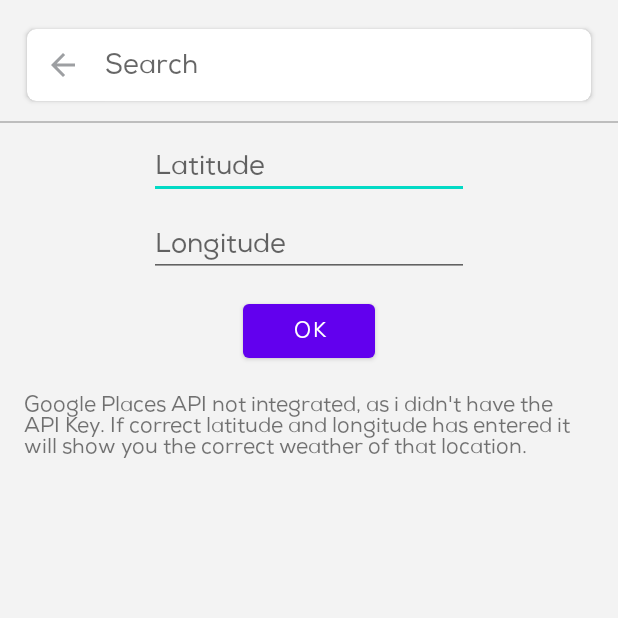
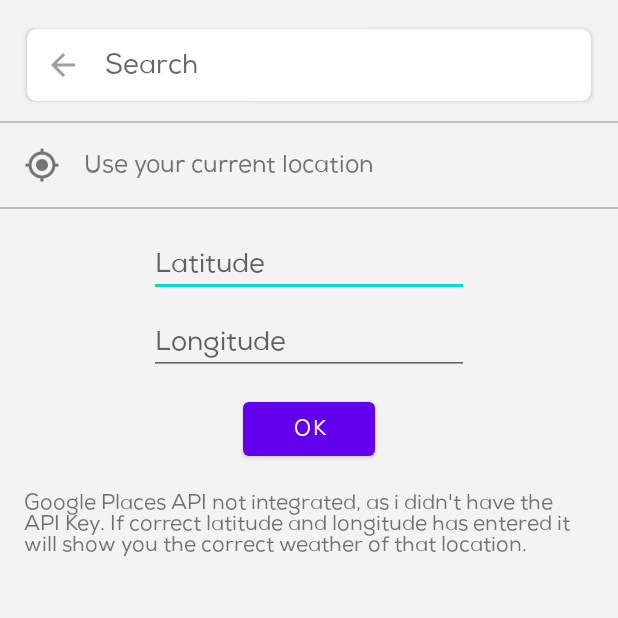
Before and after one commit to deven4/ApnaWeather, an Android app: the SearchActivity screen opened directly, with no data from a screen before it, on a phone screen of 412 x 824 dp, the top half of it. Run offline under Robolectric (Android 15) with nearby library versions, the phone set to English and light mode, and no system bars.

```diff
--- a/app/src/main/java/com/example/theweathermate/SearchActivity.java
+++ b/app/src/main/java/com/example/theweathermate/SearchActivity.java
@@ -6,13 +6,21 @@ import android.os.Bundle;
 import androidx.annotation.Nullable;
 import androidx.appcompat.app.AppCompatActivity;
 
+import com.example.theweathermate.ModelClasses.CurrentLocation;
+import com.example.theweathermate.Utils.DeviceLocation;
 import com.example.theweathermate.Utils.HelperMethods;
+import com.example.theweathermate.Utils.LoadingDialog;
+import com.example.theweathermate.Utils.Permissions;
 import com.example.theweathermate.databinding.ActivitySearchBinding;
 
-public class SearchActivity extends AppCompatActivity {
+public class SearchActivity extends AppCompatActivity implements DeviceLocation.locationListener {
 
     public static final String LATITUDE = "LATITUDE";
     public static final String LONGITUDE = "LONGITUDE";
+    public static final String CITY = "CITY";
+    public static final String STATE = "STATE";
+
+    LoadingDialog loadingDialog;
     ActivitySearchBinding viewBinder;
 
     @Override
@@ -21,12 +29,20 @@ public class SearchActivity extends AppCompatActivity {
         viewBinder = ActivitySearchBinding.inflate(getLayoutInflater());
         setContentView(viewBinder.getRoot());
 
+        loadingDialog = new LoadingDialog("Getting your Location...");
 
         viewBinder.button.setOnClickListener(v -> {
             HelperMethods.hideKeyboard(this);
             checkInputs();
         });
         viewBinder.imageView6.setOnClickListener(v -> finish());
+        viewBinder.linearLayout4.setOnClickListener(v -> {
+            if (Permissions.isPermissionsGranted(this)) {
+                loadingDialog.show(getSupportFragmentManager(), "");
+                new DeviceLocation().getDeviceLocation(this, this);
+            } else
+                requestPermissions(Permissions.PERMISSIONS, 101);
+        });
     }
 
 
@@ -47,4 +63,25 @@ public class SearchActivity extends AppCompatActivity {
             HelperMethods.showToastInCenter(this, "Invalid Coordinates Entered!");
         }
     }
+
+    @Override
+    public void onTaskCompleted(CurrentLocation currentLocation) {
+        if (currentLocation != null) {
+            Intent intent = new Intent(SearchActivity.this, MainActivity.class);
+            intent.putExtra(LATITUDE, currentLocation.getLatitude());
+            intent.putExtra(LONGITUDE, currentLocation.getLongitude());
+            intent.putExtra(CITY, currentLocation.getCity());
+            intent.putExtra(STATE, currentLocation.getState());
+            setResult(RESULT_OK, intent);
+            finish();
+        } else
+            HelperMethods.showToastInCenter(this, "Unable to get your device's current location.");
+        loadingDialog.dismiss();
+    }
+
+    @Override
+    public void onTaskFailed(String exception) {
+        HelperMethods.showToastInCenter(this, exception);
+        loadingDialog.dismiss();
+    }
 }
--- a/app/src/main/java/com/example/theweathermate/SplashScreen.java
+++ b/app/src/main/java/com/example/theweathermate/SplashScreen.java
@@ -93,5 +93,11 @@ public class SplashScreen extends AppCompatActivity implements DeviceLocation.lo
     @Override
     public void onTaskFailed(String exception) {
         HelperMethods.showToastInCenter(this, exception).setDuration(Toast.LENGTH_LONG);
+        Handler handler = new Handler(getMainLooper());
+        handler.postDelayed(() -> {
+            Intent intent = new Intent(SplashScreen.this, MainActivity.class);
+            intent.setFlags(Intent.FLAG_ACTIVITY_CLEAR_TASK | Intent.FLAG_ACTIVITY_NEW_TASK);
+            startActivity(intent);
+        }, 2000);
     }
 }
--- a/app/src/main/java/com/example/theweathermate/Utils/DeviceLocation.java
+++ b/app/src/main/java/com/example/theweathermate/Utils/DeviceLocation.java
@@ -65,6 +65,7 @@ public class DeviceLocation {
     private void getAddressLine(Address address) {
 
         List<String> addressParts = new ArrayList<>();
+        if(address!=null) {
 
             for (int i = 0; i <= address.getMaxAddressLineIndex(); i++) {
                 addressParts.add(address.getAddressLine(i));
@@ -73,6 +74,8 @@ public class DeviceLocation {
             CurrentLocation currentLocation = new CurrentLocation(address.getLocality(), address.getAdminArea(),
                     address.getLatitude(), address.getLongitude(), TextUtils.join("\n", addressParts));
             locationListener.onTaskCompleted(currentLocation);
+        } else
+            locationListener.onTaskFailed("Not able to get your current location Reason: Address is NULL.");
     }
 
 
--- /dev/null
+++ b/app/src/main/java/com/example/theweathermate/Utils/LoadingDialog.java
@@ -0,0 +1,45 @@
+package com.example.theweathermate.Utils;
+
+import android.graphics.Color;
+import android.graphics.drawable.ColorDrawable;
+import android.os.Bundle;
+import android.view.LayoutInflater;
+import android.view.View;
+import android.view.ViewGroup;
+import android.view.Window;
+import android.widget.TextView;
+
+import androidx.annotation.NonNull;
+import androidx.annotation.Nullable;
+import androidx.fragment.app.DialogFragment;
+
+import com.example.theweathermate.R;
+
+public class LoadingDialog extends DialogFragment {
+
+    String message;
+
+    public LoadingDialog(String message) {
+        this.message = message;
+    }
+
+    @Nullable
+    @Override
+    public View onCreateView(@NonNull LayoutInflater inflater, @Nullable ViewGroup container, @Nullable Bundle savedInstanceState) {
+        View view = inflater.inflate(R.layout.loading_dialog, container, false);
+
+        //For Transparent BG
+        if (getDialog() != null && getDialog().getWindow() != null) {
+            getDialog().getWindow().setBackgroundDrawable(new ColorDrawable(Color.TRANSPARENT));
+            getDialog().getWindow().requestFeature(Window.FEATURE_NO_TITLE);
+        }
+
+        TextView msg = view.findViewById(R.id.textView12);
+
+        if (!message.equals(""))
+            msg.setText(message);
+
+        setCancelable(false);
+        return view;
+    }
+}
--- /dev/null
+++ b/app/src/main/res/drawable/round_corners.xml
@@ -0,0 +1,5 @@
+<?xml version="1.0" encoding="utf-8"?>
+<shape android:shape="rectangle" xmlns:android="http://schemas.android.com/apk/res/android">
+    <corners android:radius="10dp"/>
+    <solid android:color="@color/white"/>
+</shape>
--- a/app/src/main/res/layout/activity_search.xml
+++ b/app/src/main/res/layout/activity_search.xml
@@ -14,9 +14,8 @@
         android:hint="Latitude"
         android:inputType="textPersonName"
         app:layout_constraintEnd_toEndOf="parent"
-        app:layout_constraintHorizontal_bias="0.5"
         app:layout_constraintStart_toStartOf="parent"
-        app:layout_constraintTop_toBottomOf="@id/cardView"/>
+        app:layout_constraintTop_toBottomOf="@+id/linearLayout4" />
 
     <EditText
         android:id="@+id/editTextTextPersonName2"
@@ -79,12 +78,14 @@
     </androidx.cardview.widget.CardView>
 
     <View
+        android:id="@+id/view"
         android:layout_width="match_parent"
         android:layout_height="1dp"
+        android:layout_marginTop="8dp"
         android:background="@color/dividerColor"
-        android:layout_marginTop="8dp"
-        app:layout_constraintTop_toBottomOf="@+id/cardView"
-        tools:layout_editor_absoluteX="16dp" />
+        app:layout_constraintEnd_toEndOf="parent"
+        app:layout_constraintStart_toStartOf="parent"
+        app:layout_constraintTop_toBottomOf="@+id/cardView" />
 
     <TextView
         android:id="@+id/textView2"
@@ -98,4 +99,39 @@
         app:layout_constraintStart_toStartOf="parent"
         app:layout_constraintTop_toBottomOf="@+id/button" />
 
+    <LinearLayout
+        android:id="@+id/linearLayout4"
+        android:layout_width="match_parent"
+        android:layout_height="wrap_content"
+        android:orientation="horizontal"
+        android:gravity="center_vertical"
+        android:padding="16dp"
+        app:layout_constraintEnd_toEndOf="parent"
+        app:layout_constraintStart_toStartOf="parent"
+        app:layout_constraintTop_toBottomOf="@+id/view">
+
+        <ImageView
+            android:layout_width="wrap_content"
+            android:layout_height="wrap_content"
+            android:src="@drawable/ic_baseline_my_location_24"/>
+
+        <TextView
+            android:id="@+id/textView3"
+            android:layout_width="match_parent"
+            android:layout_height="wrap_content"
+            android:layout_marginStart="16dp"
+            android:text="Use your current location"
+            android:textSize="16sp" />
+
+    </LinearLayout>
+
+    <View
+        android:id="@+id/view2"
+        android:layout_width="match_parent"
+        android:layout_height="1dp"
+        android:background="@color/dividerColor"
+        app:layout_constraintEnd_toEndOf="parent"
+        app:layout_constraintStart_toStartOf="parent"
+        app:layout_constraintTop_toBottomOf="@+id/linearLayout4" />
+
 </androidx.constraintlayout.widget.ConstraintLayout>
```
Also changed, not shown: app/src/main/java/com/example/theweathermate/MainActivity.java (+8 -1 lines), app/src/main/res/layout/loading_dialog.xml (added, +29 -0 lines). Lines whose indentation alone changed are shown as unchanged.
